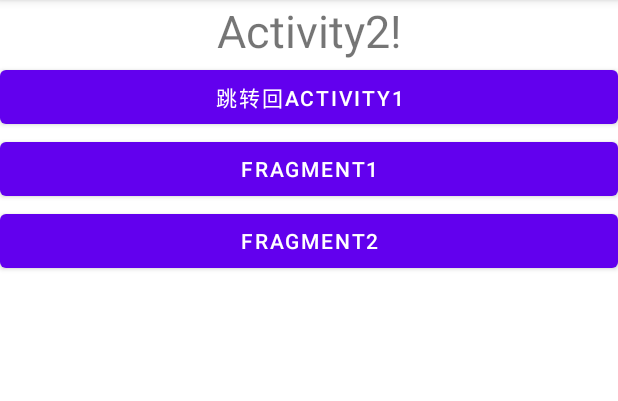
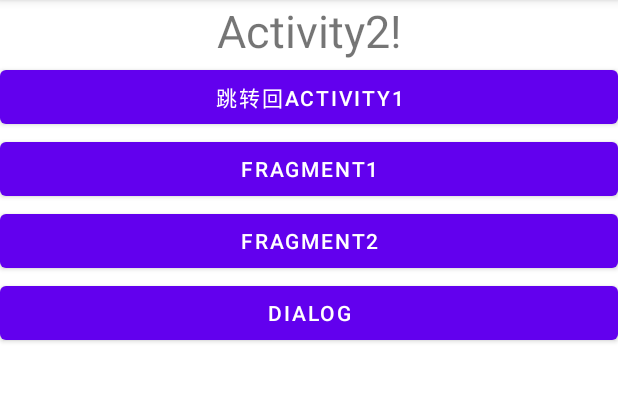
Before and after one commit to ArchineDay/ActivityLifeCycle, an Android app: the SecondActivity screen opened directly, with no data from a screen before it, on a phone screen of 412 x 824 dp, the part 84-485 px from its top. Run offline under Robolectric (Android 15) with nearby library versions, the phone set to English and light mode, and no system bars.

Commit message:
dialog提示框

```diff
--- a/app/src/main/res/layout/activity_main2.xml
+++ b/app/src/main/res/layout/activity_main2.xml
@@ -33,10 +33,18 @@
         android:layout_height="wrap_content"
         android:text="Fragment2" />
 
+    <Button
+        android:id="@+id/buttonToDialog"
+        android:layout_width="match_parent"
+        android:layout_height="wrap_content"
+        android:text="Dialog" />
+
+
     <LinearLayout
+        android:id="@+id/fragment_container"
         android:layout_width="match_parent"
         android:layout_height="match_parent"
-        android:id="@+id/fragment_container"
         android:orientation="horizontal" />
 
+
 </LinearLayout>
```
Also changed, not shown: app/src/main/java/com/example/activityjump/SecondActivity.java (+79 -13 lines).
